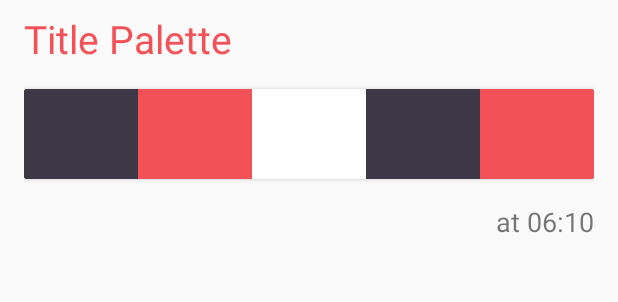
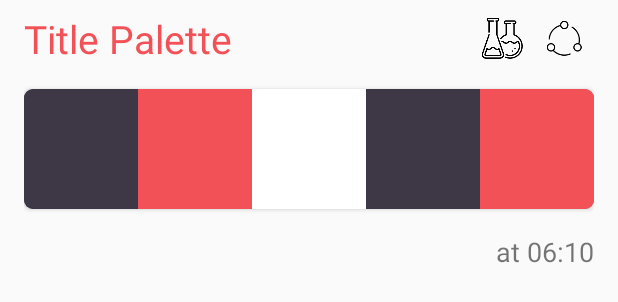
Before and after one commit to dadoz/CoolorsApp, an Android app: the layout color_stored_palette_item.xml on its own in the app's theme, with its tools: preview values and no code run, on a phone screen of 412 x 824 dp. Shown: the top 302 px of the screen. Run offline under Robolectric (Android 15) with nearby library versions, the light colour scheme and no system bars; Roboto replaces fonts that are not available here.

Commit message:
minor layout fix on view storedColorLayout

```diff
--- a/app/src/main/res/layout/color_stored_palette_item.xml
+++ b/app/src/main/res/layout/color_stored_palette_item.xml
@@ -9,6 +9,10 @@
     android:paddingRight="@dimen/margin_16"
     android:orientation="vertical"
     xmlns:tools="http://schemas.android.com/tools">
+    <RelativeLayout
+        android:layout_width="match_parent"
+        android:layout_height="wrap_content"
+        android:orientation="horizontal">
         <TextView
             android:id="@+id/colorStoredPaletteTitleId"
             tools:text="Title Palette"
@@ -17,11 +21,33 @@
             android:textColor="@color/colorAccent"
             android:layout_width="wrap_content"
             android:layout_height="wrap_content" />
+
+        <ImageView
+            android:id="@+id/colorStoredEditIconId"
+            android:layout_width="wrap_content"
+            android:layout_height="wrap_content"
+            android:layout_centerVertical="true"
+            android:layout_toLeftOf="@+id/colorStoredShareIconId"
+            android:layout_marginStart="@dimen/margin_16"
+            android:layout_marginEnd="@dimen/margin_8"
+            android:src="@drawable/ic_potions"/>
+        <ImageView
+            android:id="@+id/colorStoredShareIconId"
+            android:layout_width="wrap_content"
+            android:layout_height="wrap_content"
+            android:layout_centerVertical="true"
+            android:layout_alignParentEnd="true"
+            android:layout_marginStart="@dimen/margin_8"
+            android:layout_marginEnd="@dimen/margin_8"
+            android:src="@drawable/ic_share"/>
+    </RelativeLayout>
     <android.support.v7.widget.CardView
         android:layout_width="match_parent"
         android:layout_marginTop="@dimen/margin_16"
         card:cardBackgroundColor="@color/colorPrimaryBlue"
-        android:layout_height="60dp">
+        card:cardCornerRadius="6dp"
+        card:cardPreventCornerOverlap="false"
+        android:layout_height="80dp">
         <LinearLayout
             android:id="@+id/colorStoredPaletteLayoutContainerId"
             android:layout_width="match_parent"
@@ -32,14 +58,14 @@
                 android:layout_width="0dp"
                 android:fontFamily="@font/amatic_sc_bold"
                 android:gravity="center"
-                android:textSize="14sp"
+                android:textSize="18sp"
                 android:layout_weight="1"
                 android:layout_height="match_parent"/>
             <TextView
                 android:background="@color/colorAccent"
                 android:layout_width="0dp"
                 android:fontFamily="@font/amatic_sc_bold"
-                android:textSize="14sp"
+                android:textSize="18sp"
                 android:layout_weight="1"
                 android:gravity="center"
                 android:layout_height="match_parent"/>
@@ -47,7 +73,7 @@
                 android:background="@color/colorPrimary"
                 android:layout_width="0dp"
                 android:fontFamily="@font/amatic_sc_bold"
-                android:textSize="14sp"
+                android:textSize="18sp"
                 android:gravity="center"
                 android:layout_weight="1"
                 android:layout_height="match_parent"/>
@@ -55,14 +81,14 @@
                 android:background="@color/colorPrimaryBlue"
                 android:layout_width="0dp"
                 android:fontFamily="@font/amatic_sc_bold"
-                android:textSize="14sp"
+                android:textSize="18sp"
                 android:gravity="center"
                 android:layout_weight="1"
                 android:layout_height="match_parent"/>
             <TextView
                 android:background="@color/colorAccent"
                 android:fontFamily="@font/amatic_sc_bold"
-                android:textSize="14sp"
+                android:textSize="18sp"
                 android:layout_width="0dp"
                 android:layout_weight="1"
                 android:gravity="center"
@@ -72,7 +98,7 @@
     <TextView
         android:id="@+id/colorStoredPaletteTimestampId"
         tools:text="at 06:10"
-        android:text="at 06:10"
+        android:text="06:10"
         android:textSize="18dp"
         android:layout_marginTop="@dimen/margin_16"
         android:layout_gravity="end"
--- a/app/src/main/res/values/dimens.xml
+++ b/app/src/main/res/values/dimens.xml
@@ -4,4 +4,5 @@
     <dimen name="activity_vertical_margin">16dp</dimen>
     <dimen name="margin_16">16dp</dimen>
     <dimen name="margin_8">8dp</dimen>
+    <dimen name="margin_32">32dp</dimen>
 </resources>
```
Lines whose indentation alone changed are shown as unchanged.
